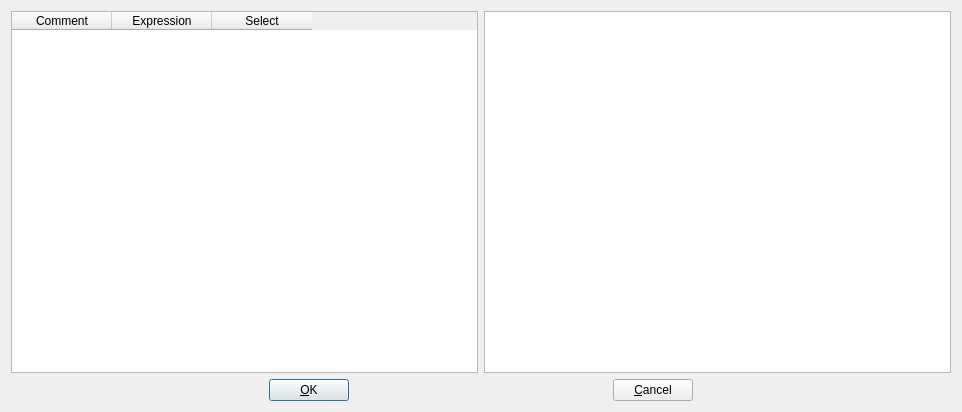
Above: src/cleanupdialog.ui from GCodeProjects/GCodeWorkShop before the change. Below: the same form after it.
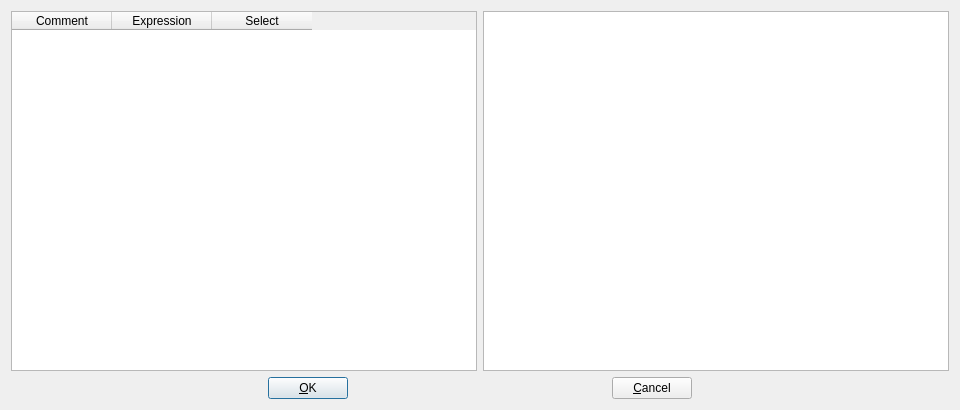
That is the form after the change. Icons and pictures are not drawn.

The edit to the form file:
```diff
--- a/src/cleanupdialog.ui
+++ b/src/cleanupdialog.ui
@@ -9,8 +9,8 @@
    <rect>
     <x>0</x>
     <y>0</y>
-    <width>962</width>
-    <height>412</height>
+    <width>960</width>
+    <height>410</height>
    </rect>
   </property>
   <property name="windowTitle">
@@ -59,9 +59,17 @@
      </item>
      <item>
       <widget class="QPlainTextEdit" name="textEdit">
+       <property name="font">
+        <font>
+         <family>Courier</family>
+        </font>
+       </property>
        <property name="toolTip">
         <string>Preview, changes will not be saved</string>
        </property>
+       <property name="lineWrapMode">
+        <enum>QPlainTextEdit::NoWrap</enum>
+       </property>
       </widget>
      </item>
     </layout>
@@ -121,6 +129,9 @@
         <iconset resource="application.qrc">
          <normaloff>:/images/cancel.png</normaloff>:/images/cancel.png</iconset>
        </property>
+       <property name="autoDefault">
+        <bool>false</bool>
+       </property>
       </widget>
      </item>
      <item>
```
